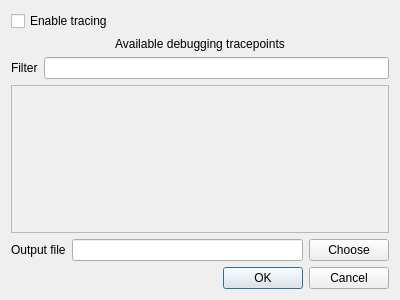
This is src/ui/toggletracepointsdialog.ui in echmet/PeakMasterNG as Qt 5 draws it before an edit. The edited form follows.
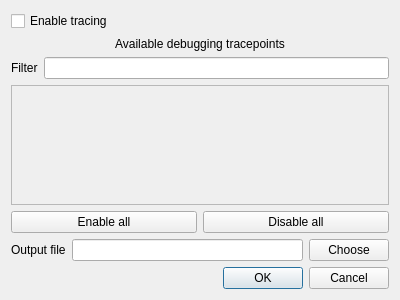
This is the edited form.

Commit message: Add an option to enable and disable all tracepoints at once

What changed in the file:
```diff
--- a/src/ui/toggletracepointsdialog.ui
+++ b/src/ui/toggletracepointsdialog.ui
@@ -56,12 +56,30 @@
         <x>0</x>
         <y>0</y>
         <width>380</width>
-        <height>131</height>
+        <height>98</height>
        </rect>
       </property>
      </widget>
     </widget>
    </item>
+   <item>
+    <layout class="QHBoxLayout" name="horizontalLayout_3">
+     <item>
+      <widget class="QPushButton" name="qpb_enableAll">
+       <property name="text">
+        <string>Enable all</string>
+       </property>
+      </widget>
+     </item>
+     <item>
+      <widget class="QPushButton" name="qpb_disableAll">
+       <property name="text">
+        <string>Disable all</string>
+       </property>
+      </widget>
+     </item>
+    </layout>
+   </item>
    <item>
     <layout class="QHBoxLayout" name="horizontalLayout">
      <item>
```
The commit also changes 2 other files.
